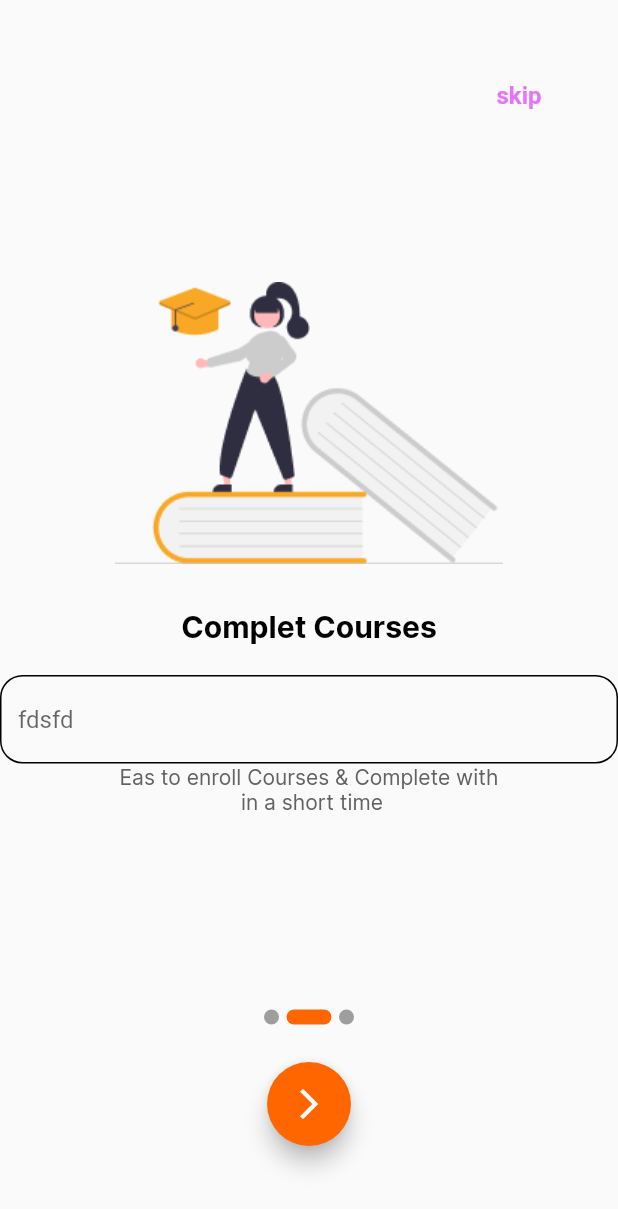
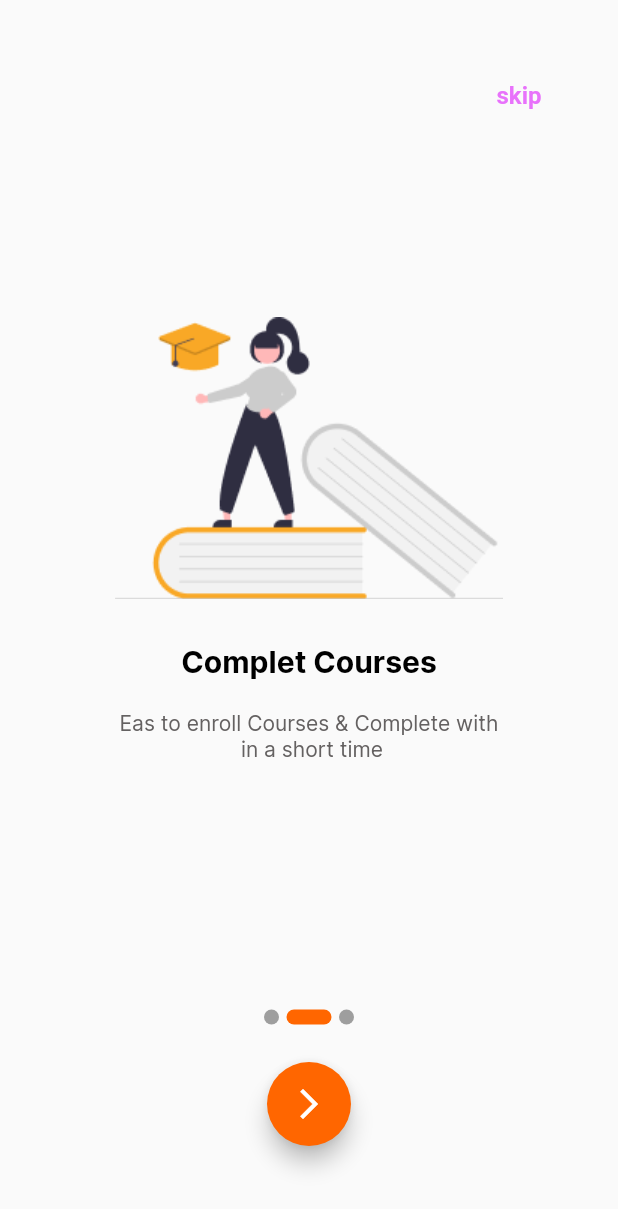
Before and after one commit to OHany1999/orangeApplication, a Flutter app: the screen it shows after launch, after a tap on the "arrow forward ios" icon, on a phone screen of 412 x 824 dp. Shown: the top 1209 px of the screen. Run offline on Flutter 3.47's test engine with Material 2 defaults, Android fonts, the phone set to English and light mode, and no system bars; drawn by our look-alikes of smooth_page_indicator.

Commit message:
Text Form Field

```diff
--- a/lib/screen/onBoarding/Boarding_item.dart
+++ b/lib/screen/onBoarding/Boarding_item.dart
@@ -11,35 +11,35 @@ class OnBoardingItem extends StatelessWidget {
 
   @override
   Widget build(BuildContext context) {
-    var screen_size = MediaQuery
-        .of(context)
-        .size;
+    var screen_size = MediaQuery.of(context).size;
     return Column(
       children: [
         SizedBox(
-          height: 100,
+          height: screen_size.height * 0.15,
         ),
         Image.asset(onBoardingModel.image),
-        SizedBox(
+        const SizedBox(
           height: 30,
         ),
         Text(
           onBoardingModel.title,
-          style: TextStyle(
+          style: const TextStyle(
             fontSize: 20,
             color: Colors.black,
             fontWeight: FontWeight.w700,
             fontFamily: 'Inter',
           ),
         ),
-        SizedBox(
+        const SizedBox(
           height: 20,
         ),
-        MyTextFormFaild(controller: controller,validate: (text){},text: 'fdsfd',),
         Text(
           onBoardingModel.body,
-          style: TextStyle(
-              color: Color(0xff646161), fontSize: 14, fontFamily: 'Inter',),
+          style: const TextStyle(
+            color: Color(0xff646161),
+            fontSize: 14,
+            fontFamily: 'Inter',
+          ),
           textAlign: TextAlign.center,
         ),
       ],
--- a/lib/screen/onBoarding/onBoarding.dart
+++ b/lib/screen/onBoarding/onBoarding.dart
@@ -26,8 +26,6 @@ class OnBoardingScreen extends StatelessWidget {
         body: 'Eas to enroll Courses & Complete with \n in a short time'),
   ];
 
-
-
   @override
   Widget build(BuildContext context) {
     return ChangeNotifierProvider(
@@ -38,33 +36,33 @@ class OnBoardingScreen extends StatelessWidget {
           body: Column(
             children: [
               Container(
-                margin: EdgeInsets.only(top: 40,left: 280),
+                margin: const EdgeInsets.only(top: 40, left: 280),
                 child: pro.ShowSkip(context),
               ),
               Expanded(
                 child: PageView.builder(
                   itemBuilder: (context, index) =>
                       OnBoardingItem(onBoardingList[index]),
-                  physics: BouncingScrollPhysics(),
+                  physics: const BouncingScrollPhysics(),
                   controller: boardingController,
                   itemCount: onBoardingList.length,
-                  onPageChanged: (index){
-                    if(index == onBoardingList.length -1){
+                  onPageChanged: (index) {
+                    if (index == onBoardingList.length - 1) {
                       pro.IsLast();
-                    }
-                    else{
+                    } else {
                       pro.IsNotLast();
                     }
                   },
                 ),
               ),
               Container(
-                margin: EdgeInsets.only(bottom: 60),
-                child: Column(children: [
+                margin: const EdgeInsets.only(bottom: 60),
+                child: Column(
+                  children: [
                     SmoothPageIndicator(
                       controller: boardingController,
                       count: onBoardingList.length,
-                    effect: ExpandingDotsEffect(
+                      effect: const ExpandingDotsEffect(
                         dotHeight: 10.0,
                         dotWidth: 10.0,
                         dotColor: Colors.grey,
@@ -72,22 +70,28 @@ class OnBoardingScreen extends StatelessWidget {
                         spacing: 5.0,
                       ),
                     ),
-                  SizedBox(height: 25,),
+                    const SizedBox(
+                      height: 25,
+                    ),
                     FloatingActionButton(
                       onPressed: () {
-                      if(pro.isLast){
+                        if (pro.isLast) {
                           Navigator.pushNamed(context, LoginScreen.routeName);
-                      }else{
-                        boardingController.nextPage(duration: Duration(milliseconds: 750), curve: Curves.fastLinearToSlowEaseIn);
+                        } else {
+                          boardingController.nextPage(
+                              duration: const Duration(milliseconds: 750),
+                              curve: Curves.fastLinearToSlowEaseIn);
                         }
-
                       },
-                    child: Icon(Icons.arrow_forward_ios,color: Colors.white,),
-                    backgroundColor: Color(0xffFF6600),
+                      backgroundColor: const Color(0xffFF6600),
+                      child: const Icon(
+                        Icons.arrow_forward_ios,
+                        color: Colors.white,
                       ),
-                ],),
                     ),
-
+                  ],
+                ),
+              ),
             ],
           ),
         );
--- a/lib/screen/onBoarding/onBoarding_vm.dart
+++ b/lib/screen/onBoarding/onBoarding_vm.dart
@@ -1,34 +1,41 @@
 import 'package:flutter/material.dart';
 import 'package:orange_course/screen/login/login.dart';
 
-class OnBoardingViewModel extends ChangeNotifier{
-
+class OnBoardingViewModel extends ChangeNotifier {
   bool num = false;
-void enter(){
+  void enter() {
     num = !num;
     notifyListeners();
   }
+
 //---------------------------------------------
   bool isLast = false;
-void IsLast(){
+  void IsLast() {
     isLast = true;
     notifyListeners();
   }
-  void IsNotLast(){
+
+  void IsNotLast() {
     isLast = false;
     notifyListeners();
   }
 
-Widget ShowSkip(BuildContext context){
-  if(isLast == false){
+  Widget ShowSkip(BuildContext context) {
+    if (isLast == false) {
       return TextButton(
-      onPressed: (){
-        Navigator.pushNamed(context,  LoginScreen.routeName);
+        onPressed: () {
+          Navigator.pushNamed(context, LoginScreen.routeName);
         },
-      child: Text('skip',style: TextStyle(color: Color(0xffE872FB),fontSize: 16,fontWeight: FontWeight.w700),),
+        child: const Text(
+          'skip',
+          style: TextStyle(
+              color: Color(0xffE872FB),
+              fontSize: 16,
+              fontWeight: FontWeight.w700),
+        ),
       );
-  }else{
-    return SizedBox();
+    } else {
+      return const SizedBox();
     }
   }
 }
```
Also changed, not shown: lib/shared/components/textFormField.dart (+35 -9 lines). Lines whose indentation alone changed are shown as unchanged.
